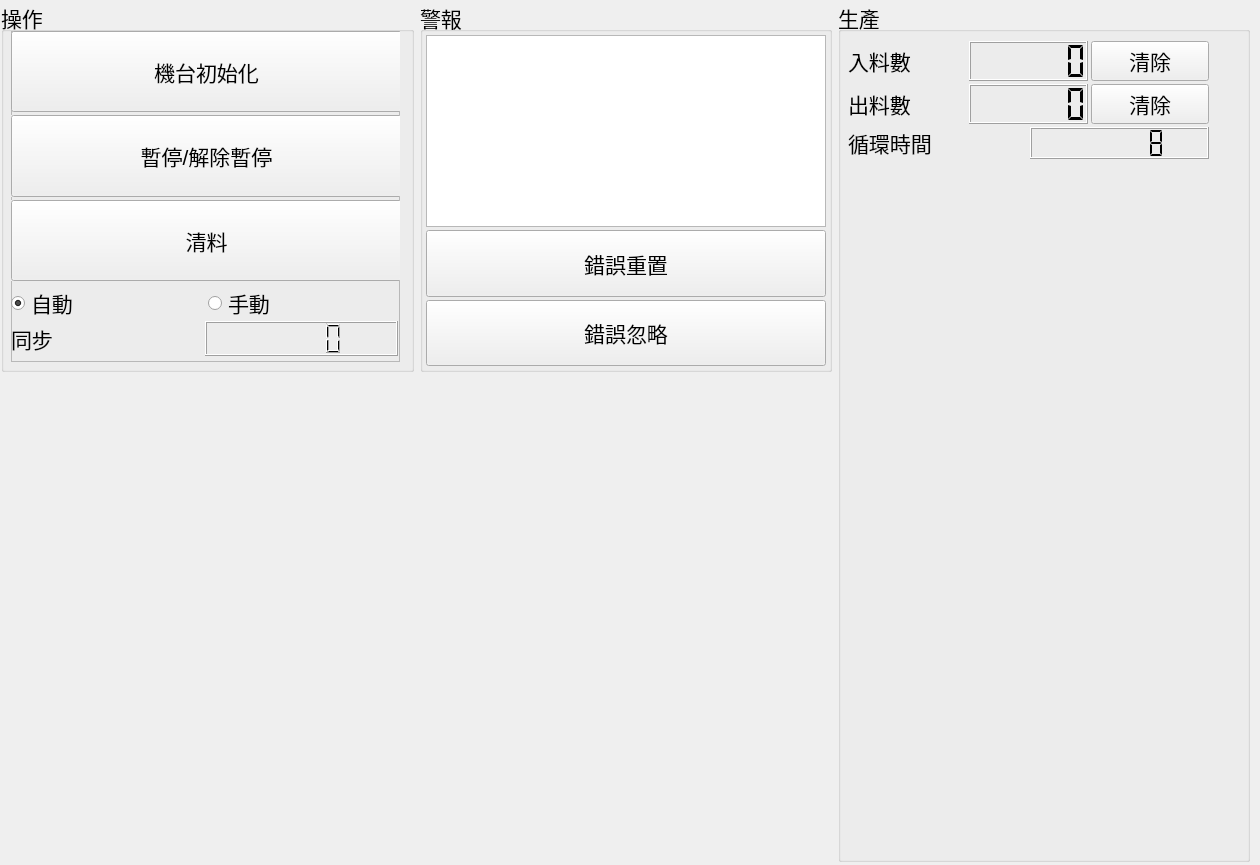
Qt form bank-view/frontcontrolpanel.ui (smandyscom/front-base-widget) before a commit.
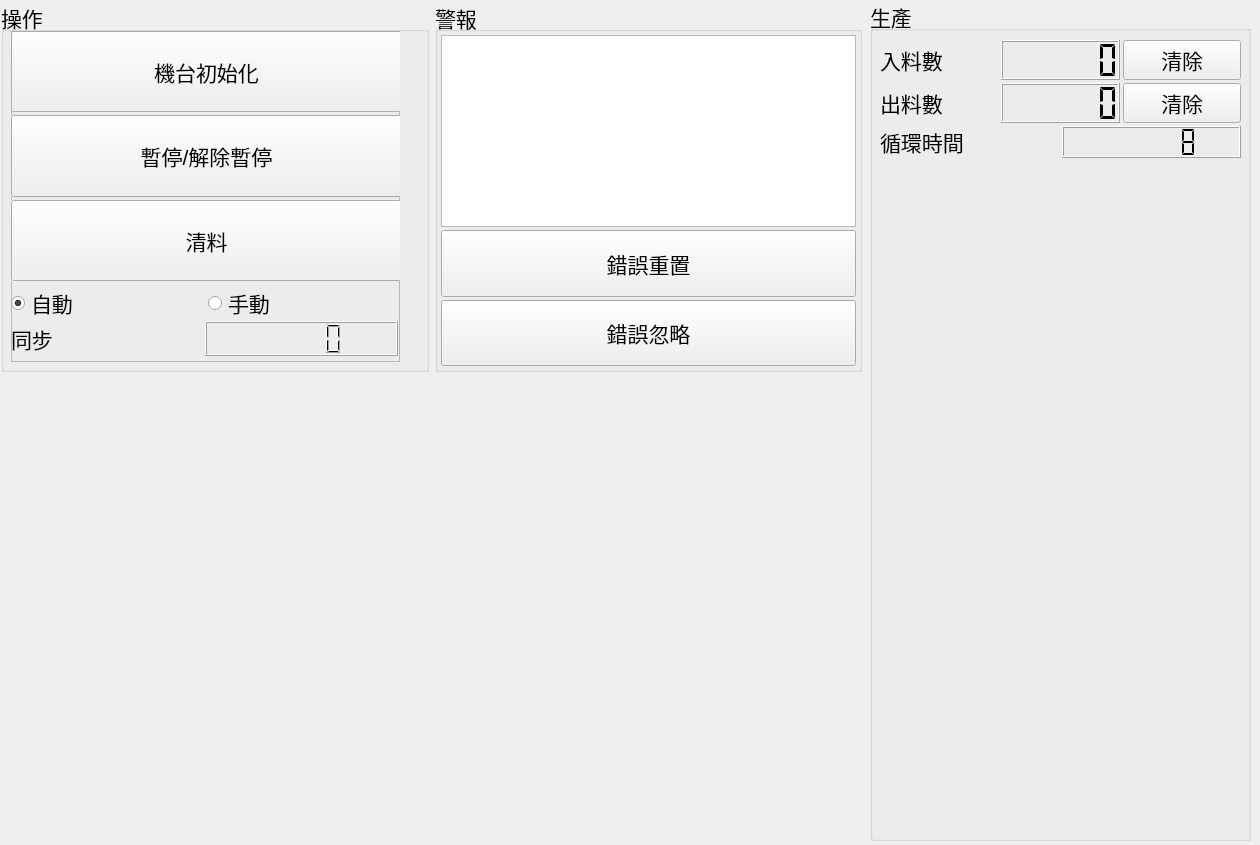
The same form after that commit.

Commit message: layout adjusted

```diff
--- a/bank-view/frontcontrolpanel.ui
+++ b/bank-view/frontcontrolpanel.ui
@@ -7,7 +7,7 @@
     <x>0</x>
     <y>0</y>
     <width>1260</width>
-    <height>865</height>
+    <height>845</height>
    </rect>
   </property>
   <property name="font">
@@ -22,9 +22,9 @@
    <property name="geometry">
     <rect>
      <x>0</x>
-     <y>380</y>
-     <width>831</width>
-     <height>481</height>
+     <y>370</y>
+     <width>861</width>
+     <height>471</height>
     </rect>
    </property>
    <layout class="QGridLayout" name="gridLayoutMaterial">
@@ -36,10 +36,10 @@
   <widget class="QGroupBox" name="groupBoxProduce">
    <property name="geometry">
     <rect>
-     <x>838</x>
-     <y>1</y>
-     <width>412</width>
-     <height>861</height>
+     <x>870</x>
+     <y>0</y>
+     <width>381</width>
+     <height>841</height>
     </rect>
    </property>
    <property name="sizePolicy">
@@ -174,7 +174,7 @@
     <rect>
      <x>1</x>
      <y>1</y>
-     <width>831</width>
+     <width>861</width>
      <height>371</height>
     </rect>
    </property>
```
The commit also changes 6 other files.
